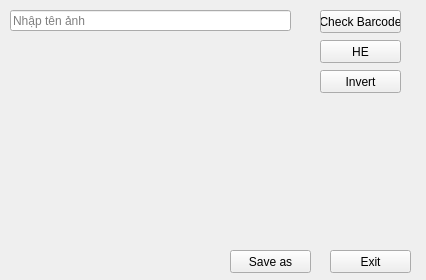
Above: gui.ui from CCrico/Read_barcode before the change. Below: the same form after it.
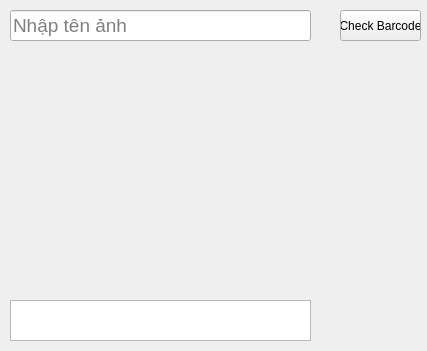
That is the form after the change.

```diff
--- a/gui.ui
+++ b/gui.ui
@@ -6,8 +6,8 @@
    <rect>
     <x>0</x>
     <y>0</y>
-    <width>426</width>
-    <height>280</height>
+    <width>427</width>
+    <height>351</height>
    </rect>
   </property>
   <property name="windowTitle">
@@ -17,10 +17,10 @@
    <widget class="QPushButton" name="printButton">
     <property name="geometry">
      <rect>
-      <x>320</x>
+      <x>340</x>
       <y>10</y>
       <width>81</width>
-      <height>23</height>
+      <height>31</height>
      </rect>
     </property>
     <property name="text">
@@ -32,74 +32,45 @@
      <rect>
       <x>10</x>
       <y>10</y>
-      <width>281</width>
-      <height>21</height>
+      <width>301</width>
+      <height>31</height>
      </rect>
     </property>
+    <property name="font">
+     <font>
+      <pointsize>14</pointsize>
+     </font>
+    </property>
     <property name="placeholderText">
      <string>Nhập tên ảnh</string>
     </property>
    </widget>
-   <widget class="QPushButton" name="clearButton">
+   <widget class="QTextEdit" name="textOutput">
     <property name="geometry">
      <rect>
-      <x>330</x>
-      <y>250</y>
-      <width>81</width>
-      <height>23</height>
+      <x>10</x>
+      <y>300</y>
+      <width>301</width>
+      <height>41</height>
      </rect>
     </property>
-    <property name="text">
-     <string>Exit</string>
+    <property name="font">
+     <font>
+      <pointsize>16</pointsize>
+     </font>
     </property>
    </widget>
-   <widget class="QPushButton" name="clearButton_2">
+   <widget class="QLabel" name="label">
     <property name="geometry">
      <rect>
-      <x>230</x>
-      <y>250</y>
-      <width>81</width>
-      <height>23</height>
+      <x>10</x>
+      <y>60</y>
+      <width>301</width>
+      <height>221</height>
      </rect>
     </property>
     <property name="text">
-     <string>Save as</string>
-    </property>
-   </widget>
-   <widget class="QPushButton" name="printButton_2">
-    <property name="geometry">
-     <rect>
-      <x>320</x>
-      <y>40</y>
-      <width>81</width>
-      <height>23</height>
-     </rect>
-    </property>
-    <property name="text">
-     <string>HE</string>
-    </property>
-   </widget>
-   <widget class="QPushButton" name="printButton_3">
-    <property name="geometry">
-     <rect>
-      <x>320</x>
-      <y>70</y>
-      <width>81</width>
-      <height>23</height>
-     </rect>
-    </property>
-    <property name="text">
-     <string>Invert</string>
-    </property>
-   </widget>
-   <widget class="QWidget" name="widget" native="true">
-    <property name="geometry">
-     <rect>
-      <x>10</x>
-      <y>50</y>
-      <width>281</width>
-      <height>161</height>
-     </rect>
+     <string/>
     </property>
    </widget>
   </widget>
```
